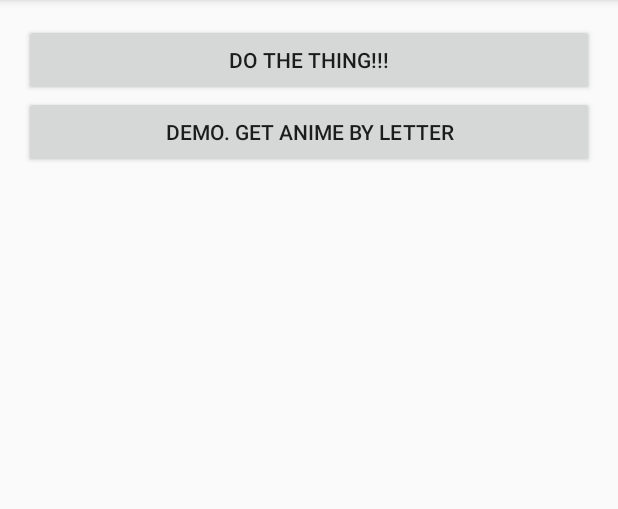
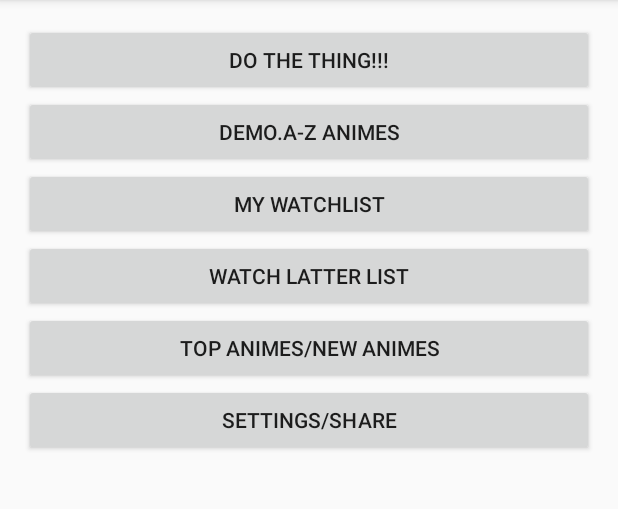
Before and after one commit to rimezero/Anime-Watchmaster-Android, an Android app: the screen it shows after launch (MainActivity), on a phone screen of 412 x 824 dp, the part 75-584 px from its top. Run offline under Robolectric (Android 15) with nearby library versions, the phone set to English and light mode, and no system bars.

Commit message:
letter layout improved

```diff
--- a/app/src/main/res/layout/content_main.xml
+++ b/app/src/main/res/layout/content_main.xml
@@ -22,8 +22,34 @@
         android:layout_width="match_parent"
         android:layout_height="wrap_content"
         android:onClick="getAnimeTest"
-        android:text="Demo. get anime by letter"
+        android:text="Demo.A-Z animes"
+        />
+
+    <Button
+        android:layout_width="match_parent"
+        android:layout_height="wrap_content"
+        android:text="my watchlist"
+        />
+
+    <Button
+        android:layout_width="match_parent"
+        android:layout_height="wrap_content"
+        android:text="watch latter list"
+        />
+
+    <Button
+        android:layout_width="match_parent"
+        android:layout_height="wrap_content"
+        android:text="Top animes/New animes"
+        />
+
+    <Button
+        android:layout_width="match_parent"
+        android:layout_height="wrap_content"
+        android:text="settings/Share"
         />
 
 
+
+
 </LinearLayout>
```
Also changed, not shown: app/src/main/AndroidManifest.xml (+8 -0 lines), app/src/main/java/com/example/admin/animewatchmaster/animebyletter/ActivityLetters.java (+4 -41 lines), app/src/main/java/com/example/admin/animewatchmaster/animebyletter/AnimesByLetter.java (added, +54 -0 lines).
